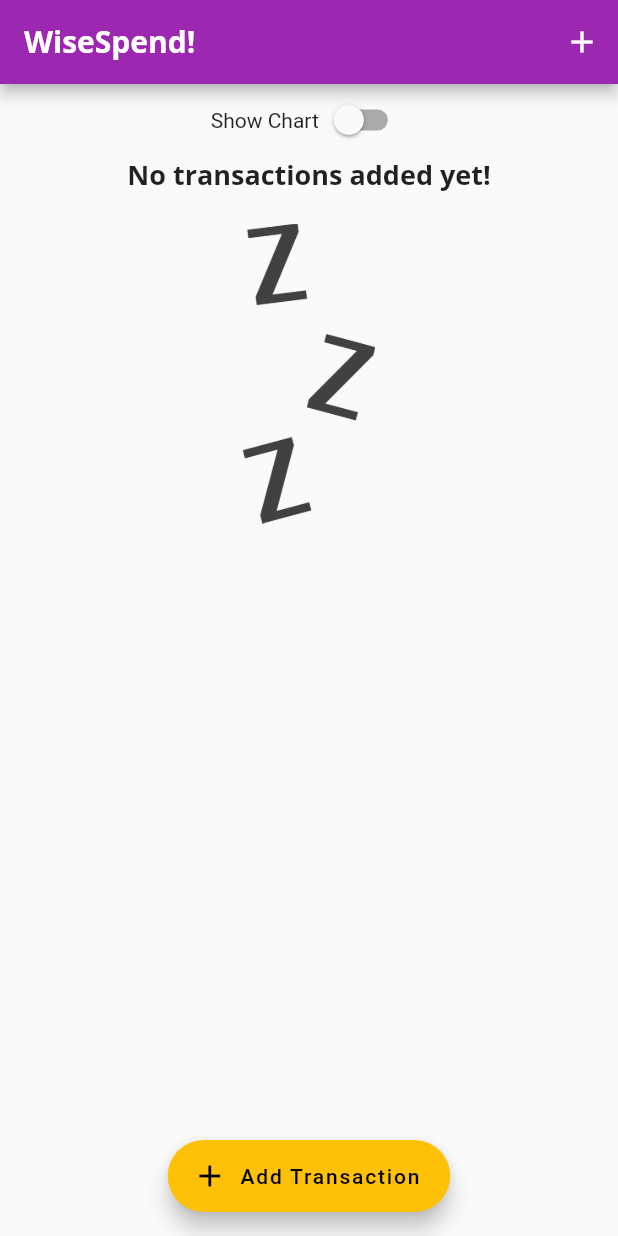
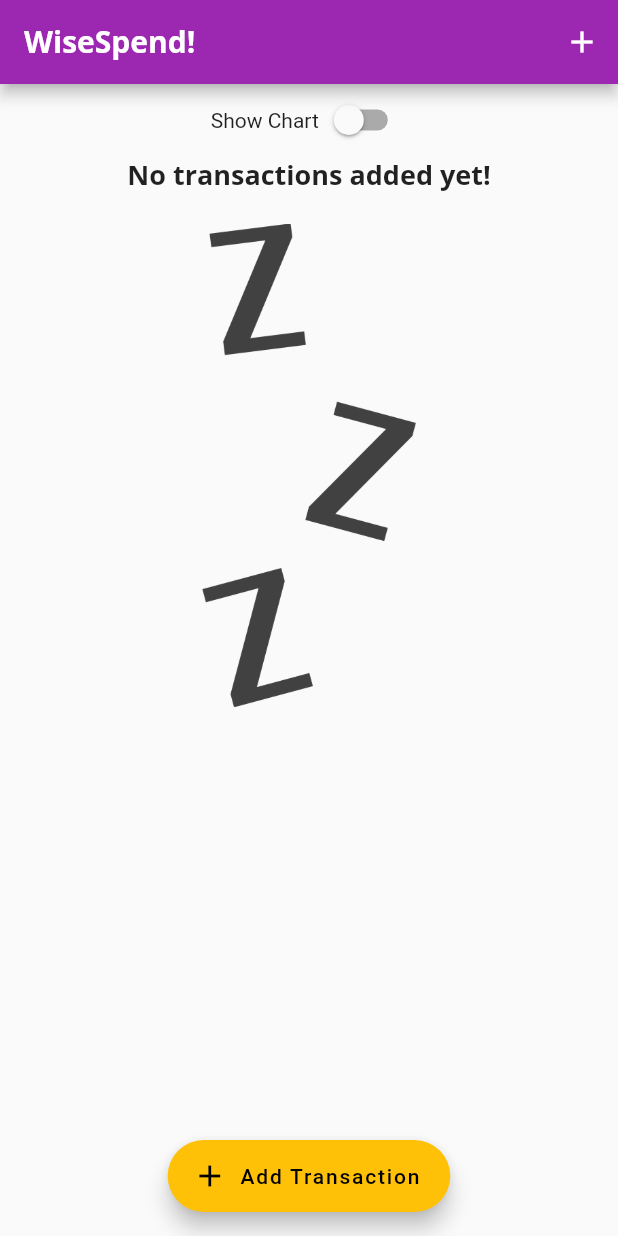
Before and after one commit to br4dd/flutter_complete_guide, a Flutter app: the screen it shows after launch, on a phone screen of 412 x 824 dp. Run offline on Flutter 3.47's test engine with Material 2 defaults, Android fonts, the phone set to English and light mode, and no system bars.

Commit message:
Finishing Landscape Mode

```diff
--- a/lib/main.dart
+++ b/lib/main.dart
@@ -139,7 +139,7 @@ class _MyHomePageState extends State<MyHomePage> {
                             MediaQuery.of(context)
                                 .padding
                                 .top) * //notification size or the top notch
-                        0.3, // 30 percent height
+                        .7, // 30 percent height
                     child: Chart(_recentTransactions),
                   )
                 : Container(
@@ -150,7 +150,7 @@ class _MyHomePageState extends State<MyHomePage> {
                             MediaQuery.of(context)
                                 .padding
                                 .top) * //notification size or the top notch
-                        0.7, // 70 percent height
+                        .7, // 70 percent height
                     child:
                         TransactionList(_userTransactions, _deleteTransaction),
                   ),
--- a/lib/widgets/transaction_list.dart
+++ b/lib/widgets/transaction_list.dart
@@ -13,7 +13,8 @@ class TransactionList extends StatelessWidget {
     return Container(
       height: 300,
       child: transactions.isEmpty
-          ? Column(
+          ? LayoutBuilder(builder: (ctx, constraints) {
+              return Column(
                 children: [
                   Text(
                     'No transactions added yet!',
@@ -23,14 +24,15 @@ class TransactionList extends StatelessWidget {
                     height: 20,
                   ),
                   Container(
-                  height: 200,
+                    height: constraints.maxHeight * 0.6,
                     child: Image.asset(
                       'assets/images/waiting.png',
                       fit: BoxFit.cover,
                     ),
                   ),
                 ],
-            )
+              );
+            })
           : ListView.builder(
               itemBuilder: (ctx, index) {
                 return Card(
```
Lines whose indentation alone changed are shown as unchanged.
